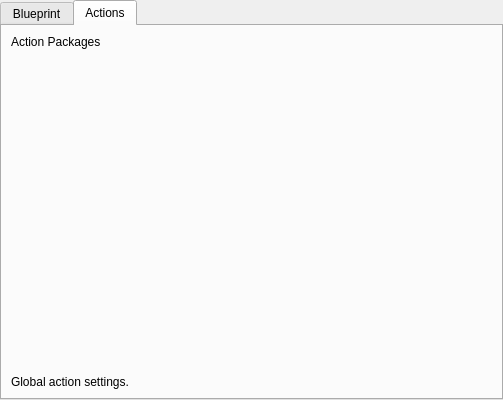
This is resources/main_settings.ui in bohdon/maya-pulse as Qt 5 draws it before an edit. The edited form follows.
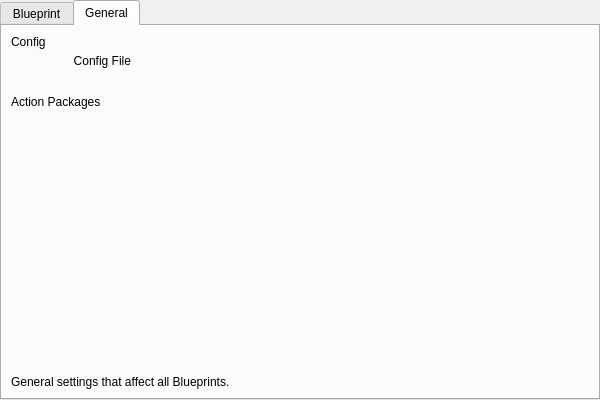
This is the edited form. The open tabs and pages were chosen to show the change.

Commit message: show general config file path in settings, improve settings layout

Patch:
```diff
--- a/resources/main_settings.ui
+++ b/resources/main_settings.ui
@@ -6,13 +6,13 @@
    <rect>
     <x>0</x>
     <y>0</y>
-    <width>503</width>
+    <width>600</width>
     <height>400</height>
    </rect>
   </property>
   <property name="minimumSize">
    <size>
-    <width>350</width>
+    <width>600</width>
     <height>400</height>
    </size>
   </property>
@@ -184,21 +184,95 @@
      </widget>
      <widget class="QWidget" name="actions_tab">
       <attribute name="title">
-       <string>Actions</string>
+       <string>General</string>
       </attribute>
-      <layout class="QVBoxLayout" name="verticalLayout_3" stretch="0,0,0,0">
+      <layout class="QVBoxLayout" name="verticalLayout_3">
        <item>
-        <widget class="QLabel" name="label_3">
-         <property name="text">
-          <string>Action Packages</string>
+        <layout class="QFormLayout" name="formLayout_3">
+         <property name="verticalSpacing">
+          <number>2</number>
          </property>
-         <property name="cssClasses" stdset="0">
-          <string>section-title</string>
-         </property>
-        </widget>
-       </item>
-       <item>
-        <layout class="QVBoxLayout" name="action_pkgs_layout"/>
+         <item row="0" column="0" colspan="2">
+          <widget class="QLabel" name="label_4">
+           <property name="text">
+            <string>Config</string>
+           </property>
+           <property name="cssClasses" stdset="0">
+            <string>section-title</string>
+           </property>
+          </widget>
+         </item>
+         <item row="1" column="0">
+          <widget class="QLabel" name="config_file_form_label">
+           <property name="minimumSize">
+            <size>
+             <width>120</width>
+             <height>20</height>
+            </size>
+           </property>
+           <property name="statusTip">
+            <string>The global config that affects overall settings and behavior.</string>
+           </property>
+           <property name="text">
+            <string>Config File</string>
+           </property>
+           <property name="alignment">
+            <set>Qt::AlignRight|Qt::AlignTrailing|Qt::AlignVCenter</set>
+           </property>
+          </widget>
+         </item>
+         <item row="1" column="1">
+          <widget class="QLabel" name="config_file_path_label">
+           <property name="sizePolicy">
+            <sizepolicy hsizetype="Minimum" vsizetype="Preferred">
+             <horstretch>0</horstretch>
+             <verstretch>0</verstretch>
+            </sizepolicy>
+           </property>
+           <property name="minimumSize">
+            <size>
+             <width>20</width>
+             <height>0</height>
+            </size>
+           </property>
+           <property name="text">
+            <string>&lt;File Path&gt;</string>
+           </property>
+           <property name="textInteractionFlags">
+            <set>Qt::LinksAccessibleByMouse|Qt::TextSelectableByMouse</set>
+           </property>
+          </widget>
+         </item>
+         <item row="2" column="0" colspan="2">
+          <spacer name="verticalSpacer_3">
+           <property name="orientation">
+            <enum>Qt::Vertical</enum>
+           </property>
+           <property name="sizeType">
+            <enum>QSizePolicy::Minimum</enum>
+           </property>
+           <property name="sizeHint" stdset="0">
+            <size>
+             <width>20</width>
+             <height>20</height>
+            </size>
+           </property>
+          </spacer>
+         </item>
+         <item row="3" column="0" colspan="2">
+          <widget class="QLabel" name="label_3">
+           <property name="text">
+            <string>Action Packages</string>
+           </property>
+           <property name="cssClasses" stdset="0">
+            <string>section-title</string>
+           </property>
+          </widget>
+         </item>
+         <item row="4" column="0" colspan="2">
+          <layout class="QVBoxLayout" name="action_pkgs_layout"/>
+         </item>
+        </layout>
        </item>
        <item>
         <spacer name="verticalSpacer">
@@ -216,7 +290,7 @@
        <item>
         <widget class="QLabel" name="blueprint_help_label_2">
          <property name="text">
-          <string>Global action settings.</string>
+          <string>General settings that affect all Blueprints.</string>
          </property>
          <property name="cssClasses" stdset="0">
           <string>help</string>
```
Left out of the diff: 54 changed lines with no effect on the pictures. The commit also changes 3 other files.
